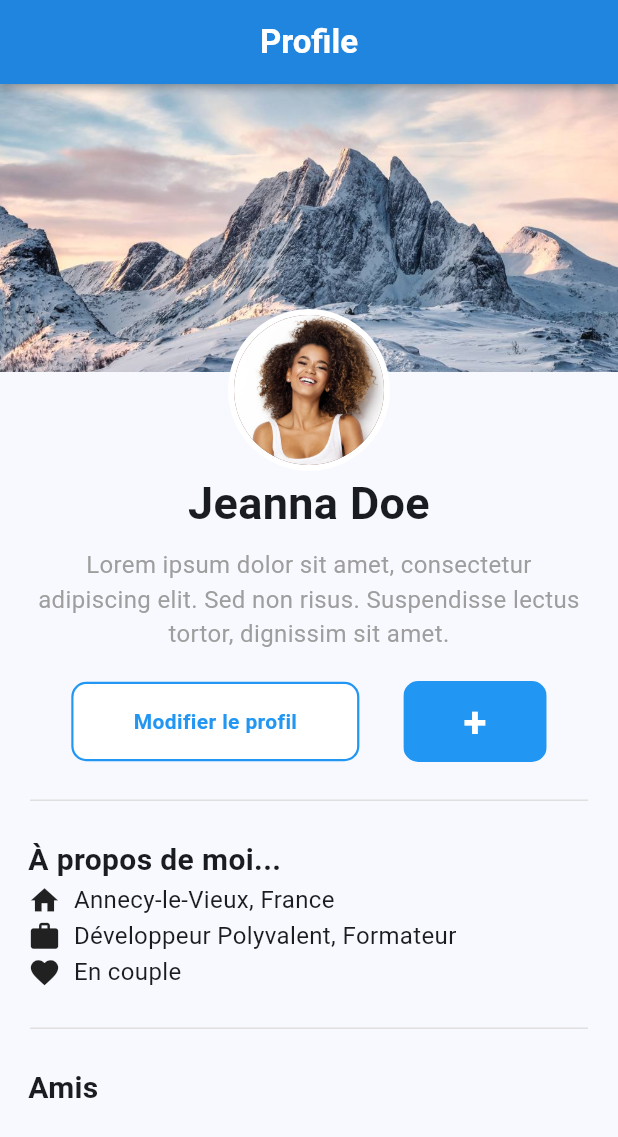
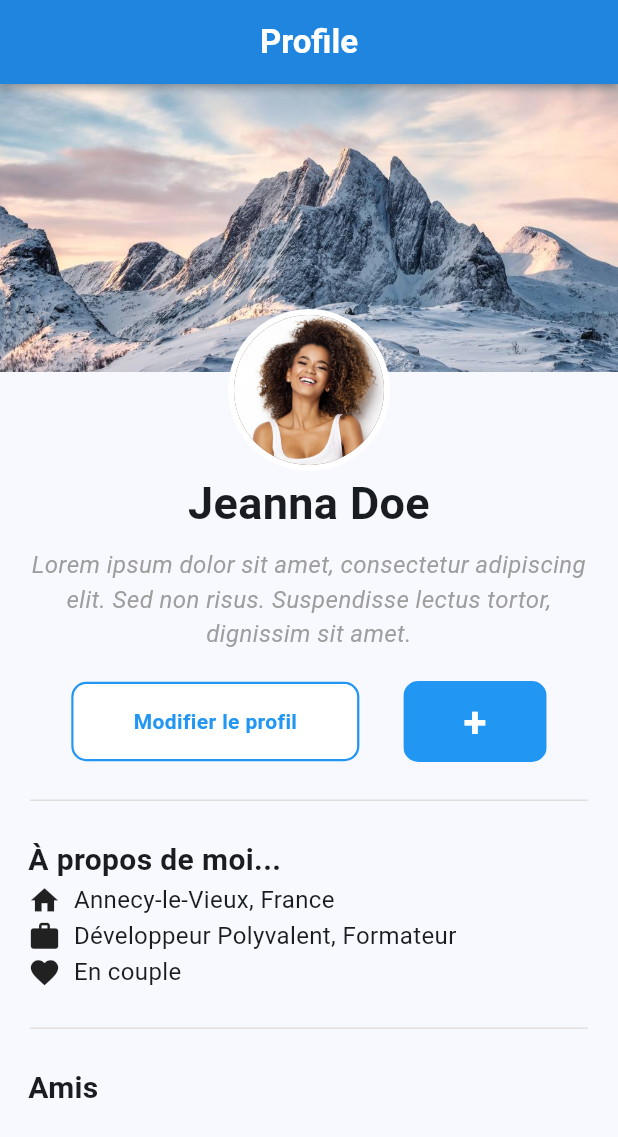
Before and after one commit to anastasiiaal/project_flutter, a Flutter app: the screen it shows after launch, on a phone screen of 412 x 824 dp. Shown: the top 1137 px of the screen. Run offline on Flutter 3.47's test engine with Material 3 defaults, Android fonts, the phone set to English and light mode, and no system bars.

Commit message:
push backup

```diff
--- a/lib/main.dart
+++ b/lib/main.dart
@@ -43,7 +43,8 @@ class MyFirstUI extends StatelessWidget {
           centerTitle: true,
           backgroundColor: Colors.blue[600],
         ),
-        body: Column(
+        body: SingleChildScrollView(
+          child: Column(
             children: [
               Stack(
                 children: [
@@ -91,7 +92,7 @@ class MyFirstUI extends StatelessWidget {
                     child: Text(
                       'Lorem ipsum dolor sit amet, consectetur adipiscing elit. Sed non risus. Suspendisse lectus tortor, dignissim sit amet.',
                       textAlign: TextAlign.center,
-                    style: TextStyle(fontSize: 16, color: Colors.grey),
+                      style: TextStyle(fontSize: 16, color: Colors.grey, fontStyle: FontStyle.italic),
                     ),
                   )),
               SizedBox(
@@ -221,6 +222,7 @@ class MyFirstUI extends StatelessWidget {
                 ]),
               ),
             ],
+          ),
         ));
   }
 }
```
Lines whose indentation alone changed are shown as unchanged.
